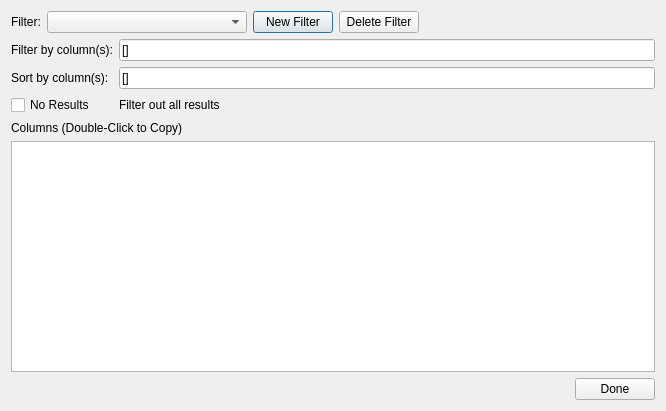
CCSI-Toolset/FOQUS, file foqus_lib/gui/flowsheet/dataFilterDialog_UI.ui: the form before one commit.
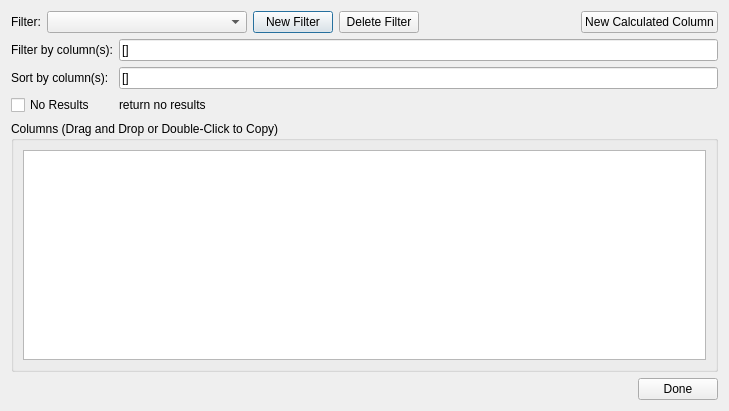
The form after the commit. Icons and pictures are not drawn.

Commit message: Finish converting filters over to just using calculated columns.

What changed in the file:
```diff
--- a/foqus_lib/gui/flowsheet/dataFilterDialog_UI.ui
+++ b/foqus_lib/gui/flowsheet/dataFilterDialog_UI.ui
@@ -6,7 +6,7 @@
    <rect>
     <x>0</x>
     <y>0</y>
-    <width>666</width>
+    <width>729</width>
     <height>411</height>
    </rect>
   </property>
@@ -66,6 +66,13 @@
        </property>
       </spacer>
      </item>
+     <item>
+      <widget class="QPushButton" name="addCalcButton">
+       <property name="text">
+        <string>New Calculated Column</string>
+       </property>
+      </widget>
+     </item>
     </layout>
    </item>
    <item>
@@ -108,22 +115,34 @@
      <item row="3" column="2">
       <widget class="QLabel" name="label_4">
        <property name="text">
-        <string>Filter out all results</string>
+        <string>return no results</string>
        </property>
       </widget>
      </item>
     </layout>
    </item>
    <item>
-    <widget class="QLabel" name="label">
-     <property name="text">
-      <string>Columns (Double-Click to Copy)</string>
+    <widget class="QGroupBox" name="groupBox">
+     <property name="sizePolicy">
+      <sizepolicy hsizetype="Preferred" vsizetype="MinimumExpanding">
+       <horstretch>0</horstretch>
+       <verstretch>0</verstretch>
+      </sizepolicy>
      </property>
+     <property name="title">
+      <string>Columns (Drag and Drop or Double-Click to Copy)</string>
+     </property>
+     <layout class="QVBoxLayout" name="verticalLayout_2">
+      <item>
+       <widget class="QListWidget" name="colList">
+        <property name="showDropIndicator" stdset="0">
+         <bool>false</bool>
+        </property>
+       </widget>
+      </item>
+     </layout>
     </widget>
    </item>
-   <item>
-    <widget class="QListWidget" name="colList"/>
-   </item>
    <item>
     <layout class="QHBoxLayout" name="horizontalLayout_2">
      <item>
```
Left out of the diff: 6 changed lines with no effect on the pictures. The commit also changes 2 other files.
